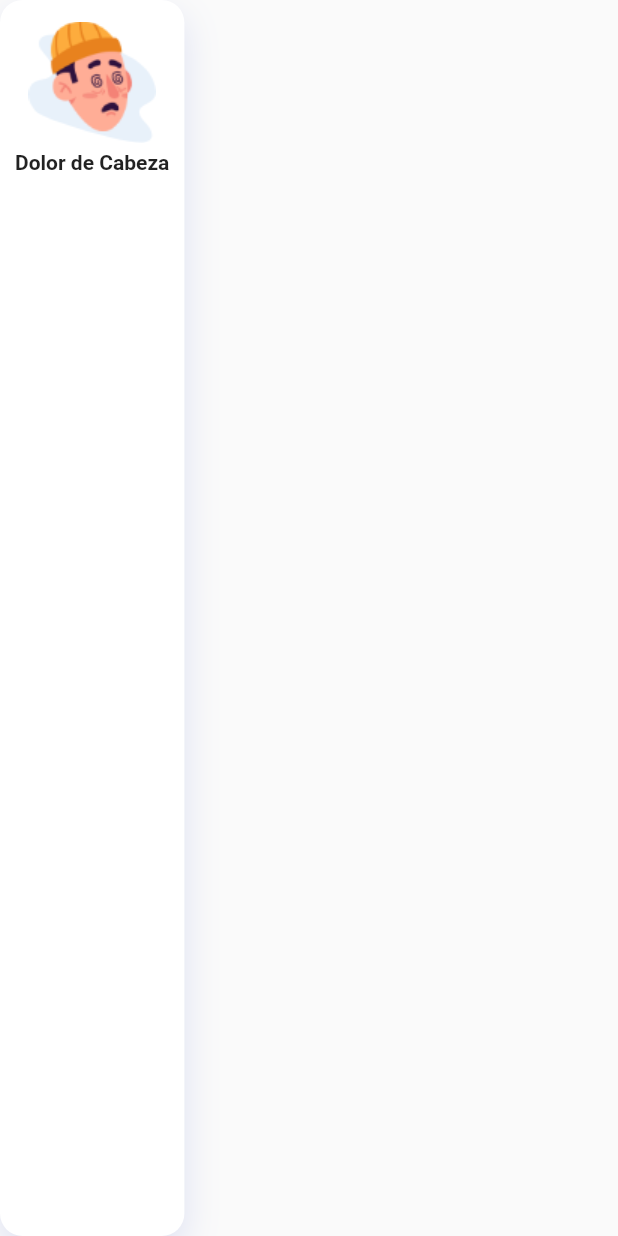
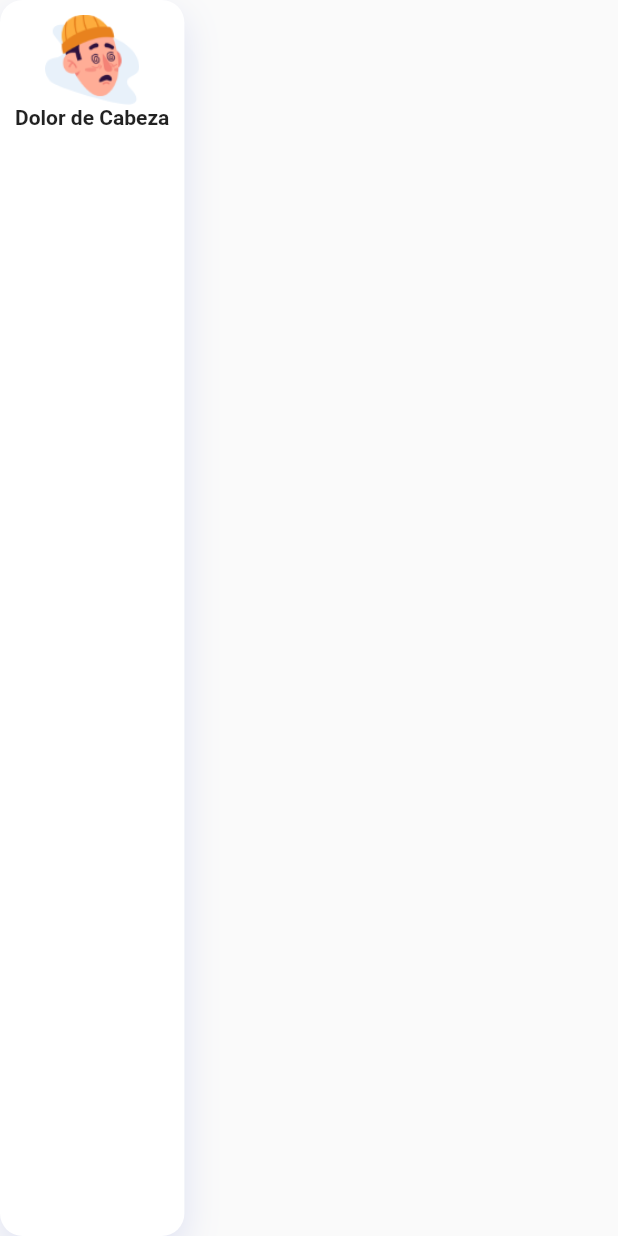
Before and after one commit to Scormeet/InsideOut, a Flutter app: the SymptomCard widget shown alone on an empty page, opened directly, on a phone screen of 412 x 824 dp. Run offline on Flutter 3.47's test engine with Material 2 defaults, Android fonts, the phone set to English and light mode, and no system bars; our stand-ins replace flutter_svg; project files that could hold a hidden picture were left out.

Commit message:
Ajustes de Tamaño en Paginas Info

```diff
--- a/lib/src/constant.dart
+++ b/lib/src/constant.dart
@@ -14,14 +14,14 @@ final kActiveShadowColor = Color(0xFF4056C6).withOpacity(.15);
 
 // Text Style
 const kHeadingTextStyle = TextStyle(
-  fontSize: 22,
+  fontSize: 15,
   fontWeight: FontWeight.w600,
 );
 
 const kSubTextStyle = TextStyle(fontSize: 16, color: kTextLightColor);
 
 const kTitleTextstyle = TextStyle(
-  fontSize: 18,
+  fontSize: 14,
   color: kTitleTextColor,
   fontWeight: FontWeight.bold,
 );
--- a/lib/src/pages/Info2_page.dart
+++ b/lib/src/pages/Info2_page.dart
@@ -223,7 +223,7 @@ class SymptomCard extends StatelessWidget {
       ),
       child: Column(
         children: <Widget>[
-          Image.asset(image, height: 90),
+          Image.asset(image, height: 60),
           Text(
             title,
             style: TextStyle(fontWeight: FontWeight.bold),
```
